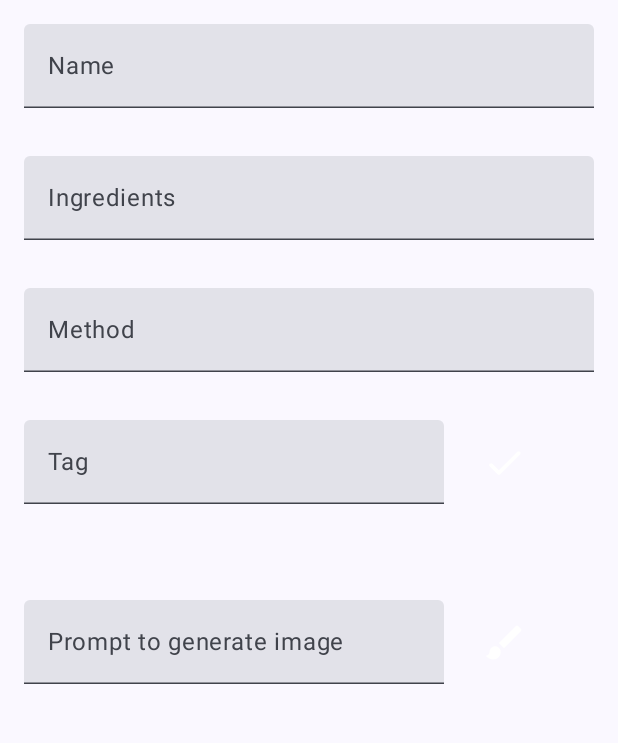
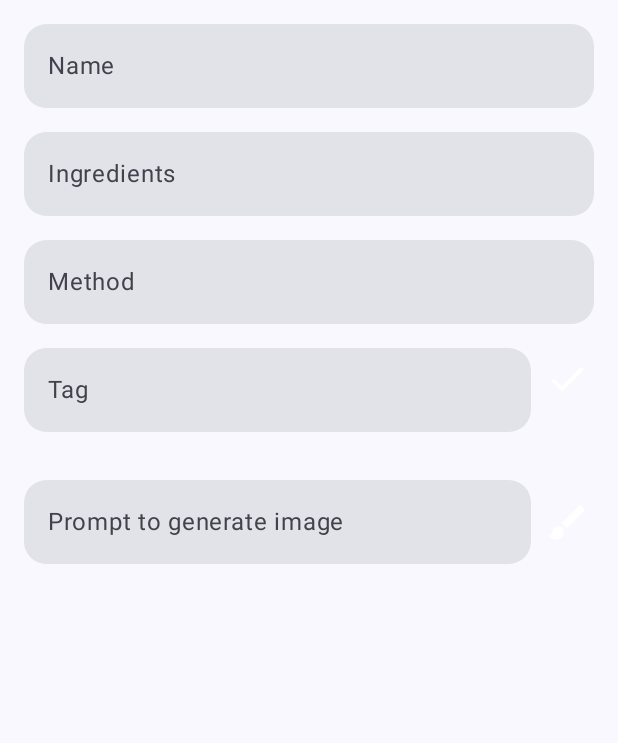
Before and after one commit to ThuHaNgo11/NoteApp, an Android app built with Jetpack Compose: the EditNoteScreen screen opened through its navigation route, on a phone screen of 412 x 824 dp, the part 83-826 px from its top. Run offline under Robolectric (Android 15) with nearby library versions, the phone set to English and light mode, and no system bars; our stand-ins replace Room's generated code; libraries missing offline, so code that uses them is left out: com.aallam.openai.

Commit message:
Style EditNoteScreen

```diff
--- a/app/src/main/java/app/example/noteapp/presentation/EditNoteScreen.kt
+++ b/app/src/main/java/app/example/noteapp/presentation/EditNoteScreen.kt
@@ -15,6 +15,7 @@ import androidx.compose.foundation.layout.padding
 import androidx.compose.foundation.layout.size
 import androidx.compose.foundation.rememberScrollState
 import androidx.compose.foundation.shape.RoundedCornerShape
+import androidx.compose.foundation.text.KeyboardOptions
 import androidx.compose.foundation.verticalScroll
 import androidx.compose.material.icons.Icons
 import androidx.compose.material.icons.rounded.ArrowBackIos
@@ -29,6 +30,7 @@ import androidx.compose.material3.MaterialTheme
 import androidx.compose.material3.Scaffold
 import androidx.compose.material3.Text
 import androidx.compose.material3.TextField
+import androidx.compose.material3.TextFieldDefaults
 import androidx.compose.runtime.Composable
 import androidx.compose.runtime.getValue
 import androidx.compose.runtime.mutableStateOf
@@ -43,6 +45,7 @@ import androidx.compose.ui.platform.LocalSoftwareKeyboardController
 import androidx.compose.ui.res.stringResource
 import androidx.compose.ui.text.TextStyle
 import androidx.compose.ui.text.font.FontWeight
+import androidx.compose.ui.text.input.KeyboardCapitalization
 import androidx.compose.ui.unit.dp
 import androidx.compose.ui.unit.sp
 import androidx.navigation.NavController
@@ -138,7 +141,15 @@ fun EditNoteScreen(
             TextField(
                 modifier = Modifier
                     .fillMaxWidth()
-                    .padding(16.dp),
+                    .padding(start=16.dp, end=16.dp, top=16.dp),
+                shape = RoundedCornerShape(15.dp),
+                colors = TextFieldDefaults.colors(
+                    focusedIndicatorColor = Color.Transparent,
+                    unfocusedIndicatorColor = Color.Transparent,
+                    disabledIndicatorColor = Color.Transparent
+                ),
+                keyboardOptions = KeyboardOptions.Default.copy(
+                    capitalization = KeyboardCapitalization.Sentences),
                 value = state.name.value,
                 onValueChange = {
                     state.name.value = it // when changes are made, it is assigned here
@@ -156,7 +167,15 @@ fun EditNoteScreen(
             TextField(
                 modifier = Modifier
                     .fillMaxWidth()
-                    .padding(16.dp),
+                    .padding(start=16.dp, end=16.dp, top=16.dp),
+                shape = RoundedCornerShape(15.dp),
+                colors = TextFieldDefaults.colors(
+                    focusedIndicatorColor = Color.Transparent,
+                    unfocusedIndicatorColor = Color.Transparent,
+                    disabledIndicatorColor = Color.Transparent
+                ),
+                keyboardOptions = KeyboardOptions.Default.copy(
+                    capitalization = KeyboardCapitalization.Sentences),
                 value = state.ingredients.value,
                 onValueChange = {
                     state.ingredients.value = it // when changes are made, it is assigned here
@@ -170,7 +189,15 @@ fun EditNoteScreen(
             TextField(
                 modifier = Modifier
                     .fillMaxWidth()
-                    .padding(16.dp),
+                    .padding(start=16.dp, end=16.dp, top=16.dp),
+                shape = RoundedCornerShape(15.dp),
+                colors = TextFieldDefaults.colors(
+                    focusedIndicatorColor = Color.Transparent,
+                    unfocusedIndicatorColor = Color.Transparent,
+                    disabledIndicatorColor = Color.Transparent
+                ),
+                keyboardOptions = KeyboardOptions.Default.copy(
+                    capitalization = KeyboardCapitalization.Sentences),
                 value = state.method.value,
                 onValueChange = {
                     state.method.value = it // when changes are made, it is assigned here
@@ -186,7 +213,16 @@ fun EditNoteScreen(
                 // Add tag
                 TextField(
                     modifier = Modifier
-                        .padding(16.dp),
+                        .padding(start=16.dp, top=16.dp)
+                        .weight(1f),
+                    shape = RoundedCornerShape(15.dp),
+                    colors = TextFieldDefaults.colors(
+                        focusedIndicatorColor = Color.Transparent,
+                        unfocusedIndicatorColor = Color.Transparent,
+                        disabledIndicatorColor = Color.Transparent
+                    ),
+                    keyboardOptions = KeyboardOptions.Default.copy(
+                        capitalization = KeyboardCapitalization.Sentences),
                     value = state.tagField.value,
                     onValueChange = {
                         state.tagField.value = it
@@ -198,6 +234,8 @@ fun EditNoteScreen(
 
                 // confirm tag
                 IconButton(
+                    modifier = Modifier
+                        .padding(end=10.dp),
                     onClick = {
                         if (state.tagField.value !== "") {
                             if (state.tags.indexOf(state.tagField.value) < 0) {
@@ -259,7 +297,14 @@ fun EditNoteScreen(
                 // Prompt to generate image
                 TextField(
                     modifier = Modifier
-                        .padding(16.dp),
+                        .padding(start=16.dp, bottom =16.dp)
+                        .weight(1f),
+                    shape = RoundedCornerShape(15.dp),
+                    colors = TextFieldDefaults.colors(
+                        focusedIndicatorColor = Color.Transparent,
+                        unfocusedIndicatorColor = Color.Transparent,
+                        disabledIndicatorColor = Color.Transparent
+                    ),
                     value = state.imagePrompt.value,
                     onValueChange = {
                         state.imagePrompt.value = it
@@ -271,6 +316,7 @@ fun EditNoteScreen(
 
                 // Generate image button
                 IconButton(
+                    modifier = Modifier.padding(end=10.dp, bottom =16.dp),
                     onClick = {
                         if (state.imagePrompt.value !== "") {
                             keyboardController?.hide()
```
